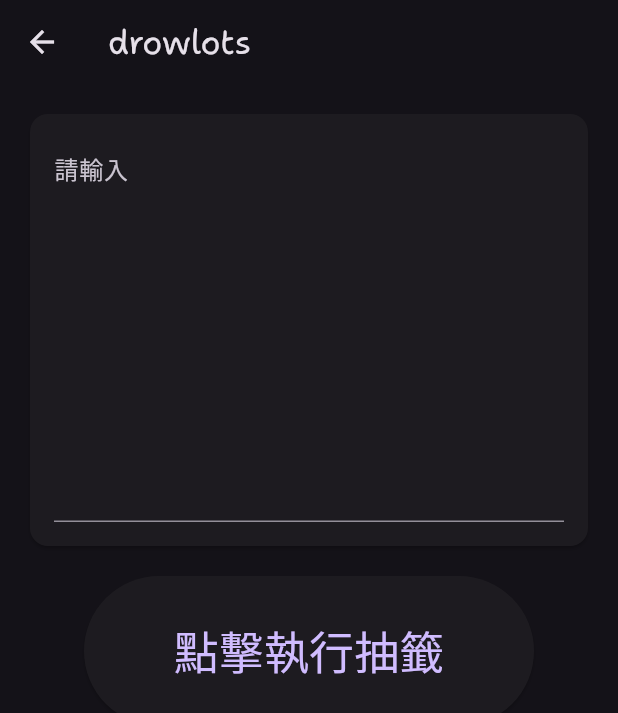
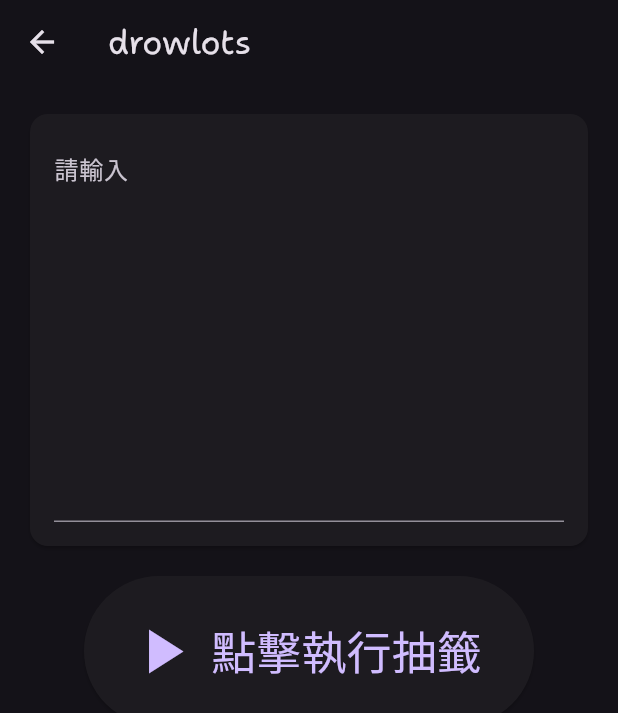
Before and after one commit to XunZhang-anson/website, a Flutter app: the drowlotsPage screen opened by its route, on a phone screen of 412 x 824 dp. Shown: the top 713 px of the screen. Run offline on Flutter 3.47's test engine with Material 2 defaults, Android fonts, the phone set to English and light mode, and no system bars; our stand-ins replace animated_text_kit; project files that could hold a hidden picture were left out.

Commit message:
抽籤icon

```diff
--- a/lib/pages/drowlots.dart
+++ b/lib/pages/drowlots.dart
@@ -49,8 +49,9 @@ class _drowlotsPageState extends State<drowlotsPage> {
                 SizedBox(
                   width: 300,
                   height: 100,
-                  child: ElevatedButton(
-                    child: Text("點擊執行抽籤", style: TextStyle(fontSize: 30.0)),
+                  child: ElevatedButton.icon(
+                    icon: Icon(Icons.play_arrow, size: 50.0),
+                    label: Text("點擊執行抽籤", style: TextStyle(fontSize: 30.0)),
                     onPressed: () {
                       var input = _Controller1.text;
                       var inputList = input.split('\n');
```
